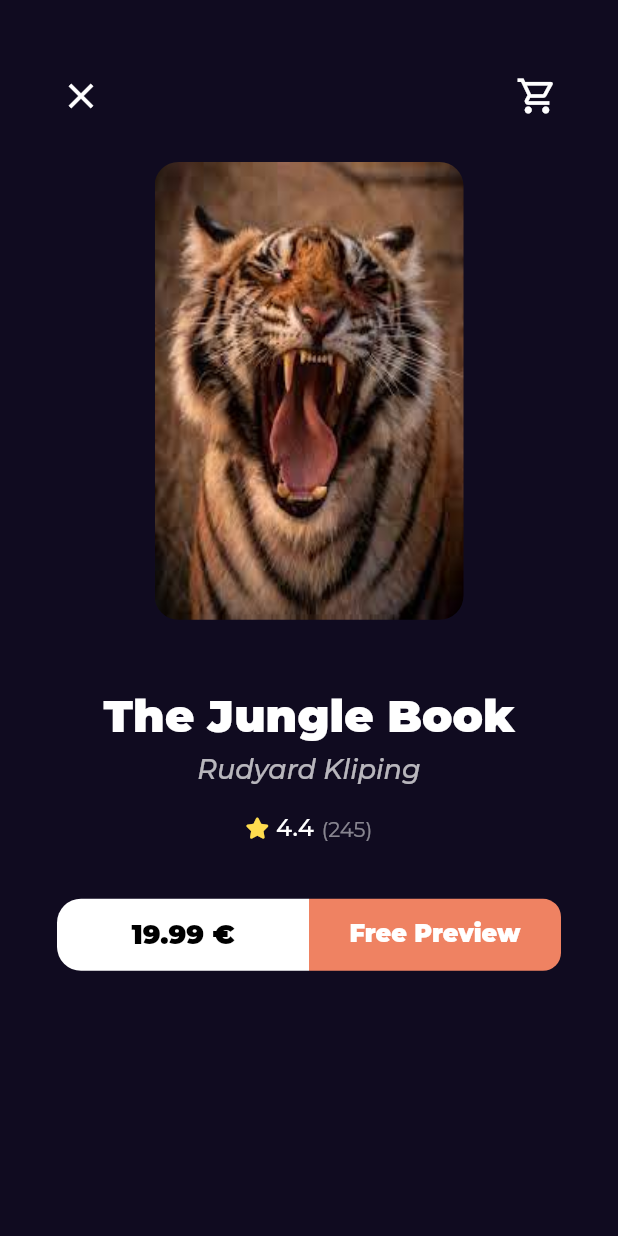
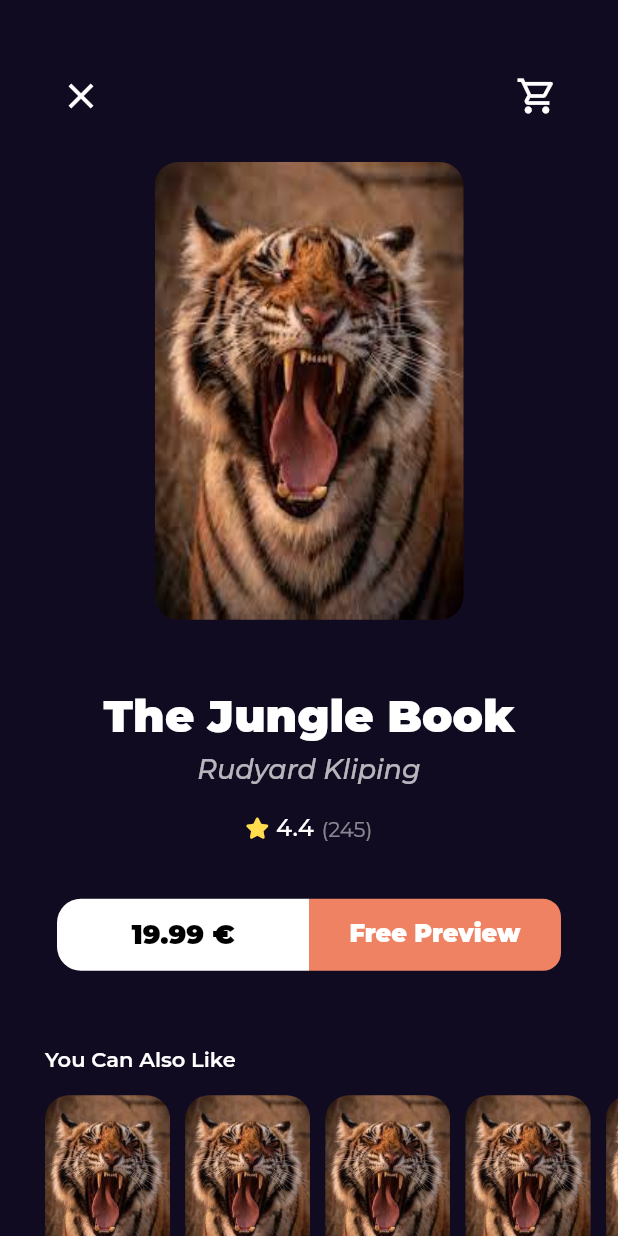
Before and after one commit to mahmoud-gabr/bookly_app, a Flutter app: the BookDetailsView screen opened by its route, on a phone screen of 412 x 824 dp. Run offline on Flutter 3.47's test engine with Material 2 defaults, Android fonts, the phone set to English and light mode, and no system bars; our stand-ins replace font_awesome_flutter, go_router, google_fonts.

Commit message:
create similar books list view

```diff
--- a/lib/features/home/presentation/views/widgets/book_details_view_body.dart
+++ b/lib/features/home/presentation/views/widgets/book_details_view_body.dart
@@ -4,6 +4,7 @@ import 'package:book_app/features/home/presentation/views/widgets/booking_rate.d
 import 'package:book_app/features/home/presentation/views/widgets/books_action.dart';
 import 'package:book_app/features/home/presentation/views/widgets/custom_book_details_app_bar.dart';
 import 'package:book_app/features/home/presentation/views/widgets/custom_book_image.dart';
+import 'package:book_app/features/home/presentation/views/widgets/similar_books_list_view.dart';
 import 'package:flutter/material.dart';
 
 class BookDetailsViewBody extends StatelessWidget {
@@ -12,7 +13,8 @@ class BookDetailsViewBody extends StatelessWidget {
   @override
   Widget build(BuildContext context) {
     var width = MediaQuery.of(context).size.width;
-    return Column(
+    return SingleChildScrollView(
+      child: Column(
         children: [
           const CustomBookDetaisAppBar(),
           Padding(
@@ -49,7 +51,33 @@ class BookDetailsViewBody extends StatelessWidget {
             height: 37,
           ),
           const BooksAction(),
+          const SizedBox(
+            height: 50,
+          ),
+          Align(
+            alignment: Alignment.centerLeft,
+            child: Padding(
+              padding: const EdgeInsets.symmetric(horizontal: 30),
+              child: Text(
+                'You Can Also Like',
+                style: Styles.textStyle14.copyWith(
+                  fontWeight: FontWeight.w600,
+                ),
+              ),
+            ),
+          ),
+          const SizedBox(
+            height: 16,
+          ),
+          const Padding(
+            padding: EdgeInsets.only(left: 25),
+            child: SimilarBooksListView(),
+          ),
+          const SizedBox(
+            height: 40,
+          ),
         ],
+      ),
     );
   }
 }
--- /dev/null
+++ b/lib/features/home/presentation/views/widgets/similar_books_list_view.dart
@@ -0,0 +1,22 @@
+import 'package:book_app/features/home/presentation/views/widgets/custom_book_image.dart';
+import 'package:flutter/material.dart';
+
+class SimilarBooksListView extends StatelessWidget {
+  const SimilarBooksListView({super.key});
+
+  @override
+  Widget build(BuildContext context) {
+    return SizedBox(
+      height: MediaQuery.of(context).size.height * .15,
+      child: ListView.builder(
+          physics: const BouncingScrollPhysics(),
+          scrollDirection: Axis.horizontal,
+          itemBuilder: (context, index) {
+            return const Padding(
+              padding: EdgeInsets.symmetric(horizontal: 5),
+              child: CustomBookImage(),
+            );
+          }),
+    );
+  }
+}
```
Lines whose indentation alone changed are shown as unchanged.
